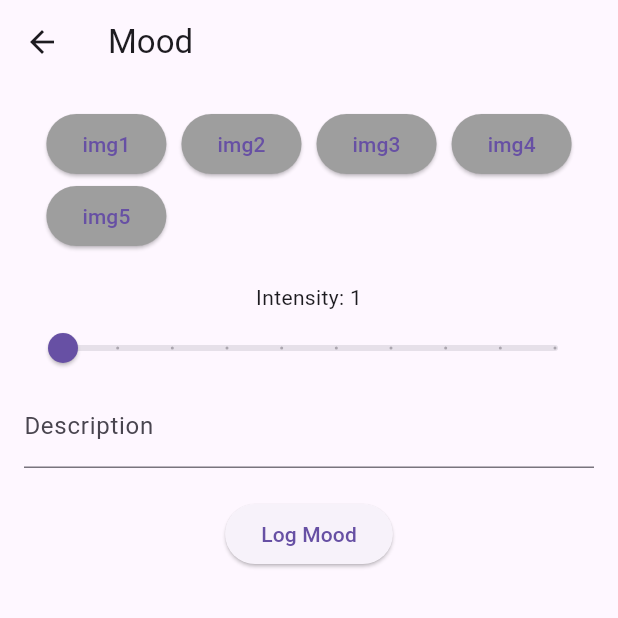
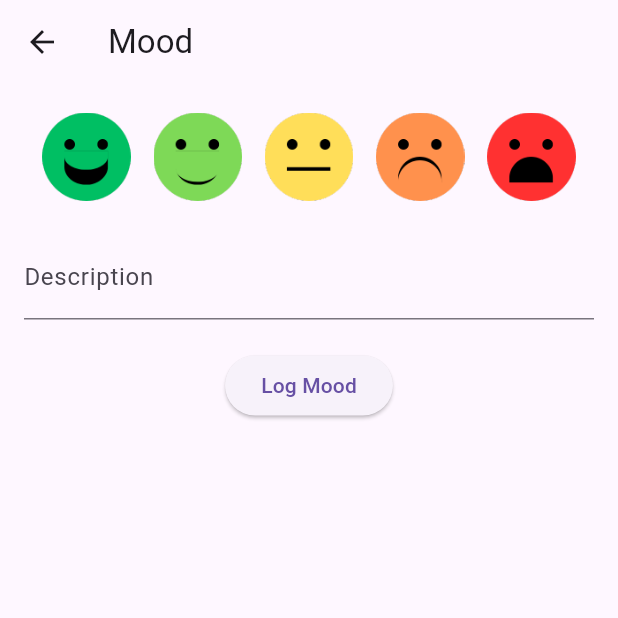
Before and after one commit to tfuent1/mental_health_app, a Flutter app: the MoodScreen screen opened by its route, on a phone screen of 412 x 824 dp, the top half of it. Run offline on Flutter 3.47's test engine with Material 3 defaults, Android fonts, the phone set to English and light mode, and no system bars; network calls fail.

Commit message:
Changed emotions to mood. Added mood images. Added responsive select on images.

```diff
--- a/lib/screens/mood_screen.dart
+++ b/lib/screens/mood_screen.dart
@@ -12,17 +12,17 @@ class MoodScreen extends StatefulWidget {
 
 class _MoodScreenState extends State<MoodScreen> {
   final TextEditingController _descriptionController = TextEditingController();
-  double _intensity = 1;
   String? _selectedMood;
+  double _imageSize = 75;
 
   @override
   Widget build(BuildContext context) {
     final moods = [
-      {'emoji': 'img1', 'name': 'Terrific '},
-      {'emoji': 'img2', 'name': 'Good'},
-      {'emoji': 'img3', 'name': 'Meh'},
-      {'emoji': 'img4', 'name': 'Bad'},
-      {'emoji': 'img5', 'name': 'Terrible'},
+      {'emoji': 'images/terrific.png', 'name': 'Terrific'},
+      {'emoji': 'images/good.png', 'name': 'Good'},
+      {'emoji': 'images/meh.png', 'name': 'Meh'},
+      {'emoji': 'images/bad.png', 'name': 'Bad'},
+      {'emoji': 'images/terrible.png', 'name': 'Terrible'},
     ];
 
     return Scaffold(
@@ -33,38 +33,32 @@ class _MoodScreenState extends State<MoodScreen> {
         padding: const EdgeInsets.all(16.0),
         child: Column(
           children: <Widget>[
-            Wrap(
-              spacing: 10.0,
+            Row(
+              mainAxisAlignment: MainAxisAlignment.spaceEvenly,
               children: moods.map((mood) {
-                return ElevatedButton(
-                  onPressed: () {
+                return GestureDetector(
+                  onTap: () {
                     setState(() {
                       _selectedMood = mood['name'] as String?;
                     });
                   },
-                  style: ElevatedButton.styleFrom(
-                    backgroundColor: _selectedMood == mood['name']
-                        ? Colors.blue
-                        : Colors.grey,
+                  child: AnimatedContainer(
+                    duration: const Duration(milliseconds: 200),
+                    height: _selectedMood == mood['name'] ? 75 : 65,
+                    width: _selectedMood == mood['name'] ? 75 : 65,
+                    decoration: BoxDecoration(
+                      border: Border.all(
+                        color: _selectedMood == mood['name'] ? Colors.blue : Colors.transparent,
+                        width: 3,
+                      ),
+                      borderRadius: BorderRadius.circular(10),
+                    ),
+                    child: Image.asset(mood['emoji'] as String),
                   ),
-                  child: Text(mood['emoji']!),
                 );
               }).toList(),
             ),
             const SizedBox(height: 20),
-            Text('Intensity: ${_intensity.round()}'),
-            Slider(
-              value: _intensity,
-              min: 1,
-              max: 10,
-              divisions: 9,
-              label: _intensity.round().toString(),
-              onChanged: (double value) {
-                setState(() {
-                  _intensity = value;
-                });
-              },
-            ),
             TextField(
               controller: _descriptionController,
               decoration: const InputDecoration(labelText: 'Description'),
@@ -82,7 +76,6 @@ class _MoodScreenState extends State<MoodScreen> {
                   Provider.of<MoodProvider>(context, listen: false).addMood(mood);
                   setState(() {
                     _selectedMood = null;
-                    _intensity = 1;
                     _descriptionController.clear();
                   });
                 }
--- a/pubspec.yaml
+++ b/pubspec.yaml
@@ -64,10 +64,8 @@ flutter:
   uses-material-design: true
 
   # To add assets to your application, add an assets section, like this:
-  # assets:
-  #   - images/a_dot_burr.jpeg
-  #   - images/a_dot_ham.jpeg
-
+  assets:
+    - images/
   # An image asset can refer to one or more resolution-specific "variants", see
   # https://flutter.dev/assets-and-images/#resolution-aware
 
```
Also changed, not shown: images/bad.png (added), images/good.png (added), images/meh.png (added), images/terrible.png (added), images/terrific.png (added).
